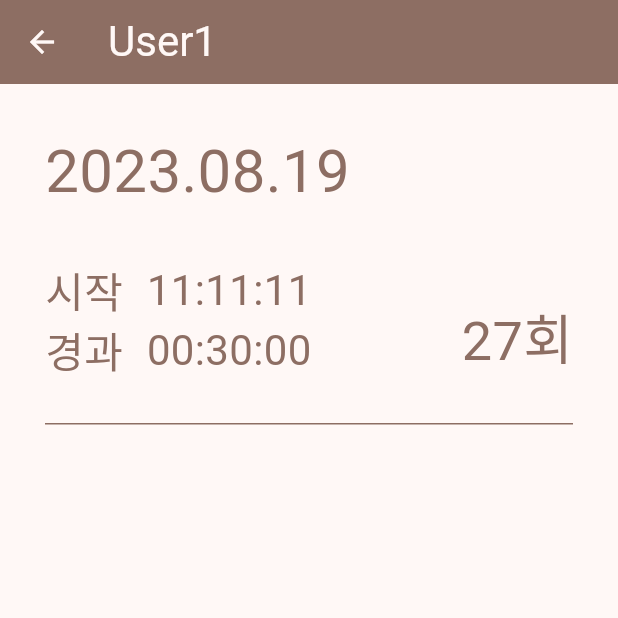
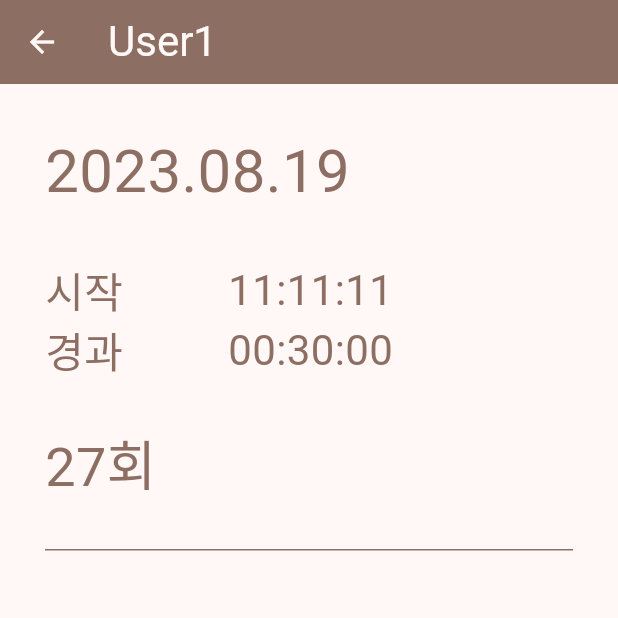
Before and after one commit to ysshwan147/Squat_Assistance, a Flutter app: the screen it shows after launch, after a tap on "User1", on a phone screen of 412 x 824 dp, the top half of it. Run offline on Flutter 3.47's test engine with Material 2 defaults, Android fonts, the phone set to English and light mode, and no system bars.

Commit message:
Modify user_detail_screen
change the position of squat count

```diff
--- a/lib/screens/user_detail_screen.dart
+++ b/lib/screens/user_detail_screen.dart
@@ -24,9 +24,7 @@ class UserDetailScreen extends StatelessWidget {
       body: Padding(
         padding: const EdgeInsets.all(30),
         child: Column(
-          children: [
-            Row(
-              mainAxisAlignment: MainAxisAlignment.start,
+          crossAxisAlignment: CrossAxisAlignment.start,
           children: [
             Text(
               "2023.08.19",
@@ -35,20 +33,12 @@ class UserDetailScreen extends StatelessWidget {
                 color: theme.colorScheme.primary,
               ),
             ),
-              ],
-            ),
             const SizedBox(
               height: 30,
             ),
             Row(
-              crossAxisAlignment: CrossAxisAlignment.end,
               children: [
-                Expanded(
-                  child: Column(
-                    crossAxisAlignment: CrossAxisAlignment.start,
-                    children: [
-                      Row(
-                        mainAxisAlignment: MainAxisAlignment.spaceBetween,
+                Column(
                   children: [
                     Text(
                       "시작",
@@ -58,7 +48,7 @@ class UserDetailScreen extends StatelessWidget {
                       ),
                     ),
                     Text(
-                            "11:11:11",
+                      "경과",
                       style: TextStyle(
                         fontSize: 28,
                         color: theme.colorScheme.primary,
@@ -66,11 +56,11 @@ class UserDetailScreen extends StatelessWidget {
                     ),
                   ],
                 ),
-                      Row(
-                        mainAxisAlignment: MainAxisAlignment.spaceBetween,
+                Expanded(
+                  child: Column(
                     children: [
                       Text(
-                            "경과",
+                        "11:11:11",
                         style: TextStyle(
                           fontSize: 28,
                           color: theme.colorScheme.primary,
@@ -85,11 +75,14 @@ class UserDetailScreen extends StatelessWidget {
                       ),
                     ],
                   ),
+                ),
+                const SizedBox(
+                  width: 50,
+                ),
               ],
             ),
-                ),
             const SizedBox(
-                  width: 100,
+              height: 30,
             ),
             Text(
               "27회",
@@ -97,8 +90,6 @@ class UserDetailScreen extends StatelessWidget {
                 fontSize: 36,
                 color: theme.colorScheme.primary,
               ),
-                ),
-              ],
             ),
             Container(
               width: 370,
```
Also changed, not shown: pubspec.lock. Lines whose indentation alone changed are shown as unchanged.
